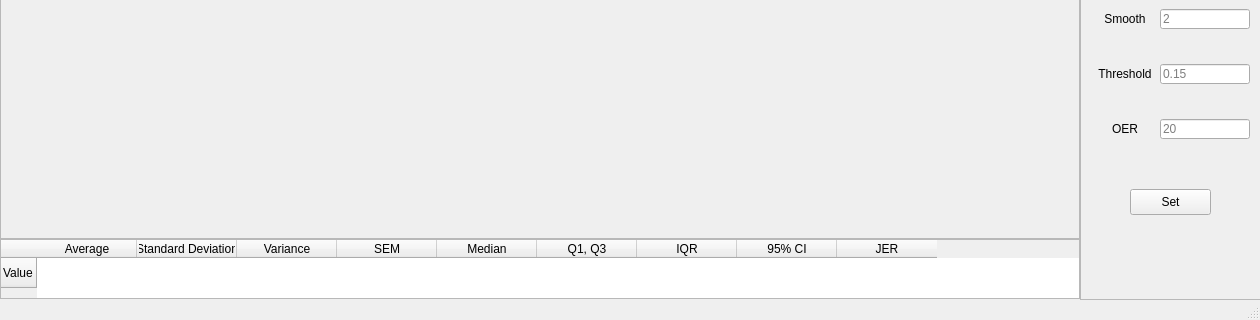
Old version of the form src/python/ui/main.ui in the repository Waiwaitiyyt/Fibre-Scaffold-Analysis; both pictures show x 0 to 1260 and y 320 to 640 of the 1260 by 640 pixel window.
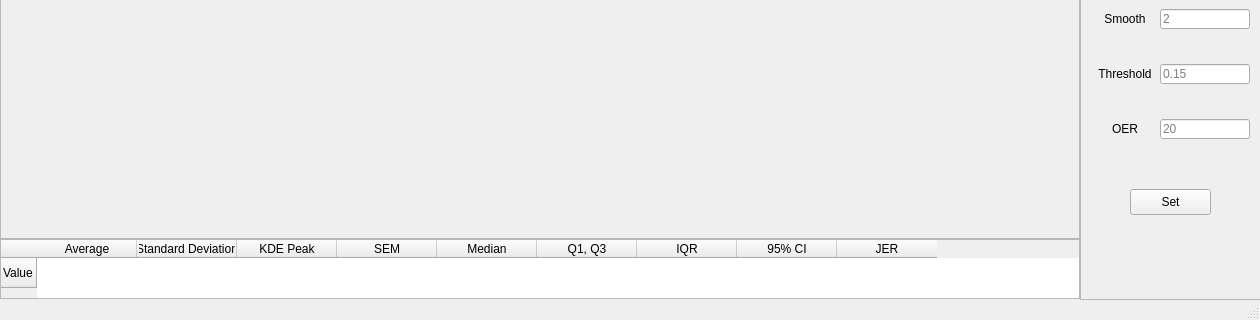
New version of the form.

Commit message: Adjust UI table

```diff
--- a/src/python/ui/main.ui
+++ b/src/python/ui/main.ui
@@ -125,7 +125,7 @@
     </column>
     <column>
      <property name="text">
-      <string>Variance</string>
+      <string>KDE Peak</string>
      </property>
     </column>
     <column>
```
The commit also changes 3 other files.
